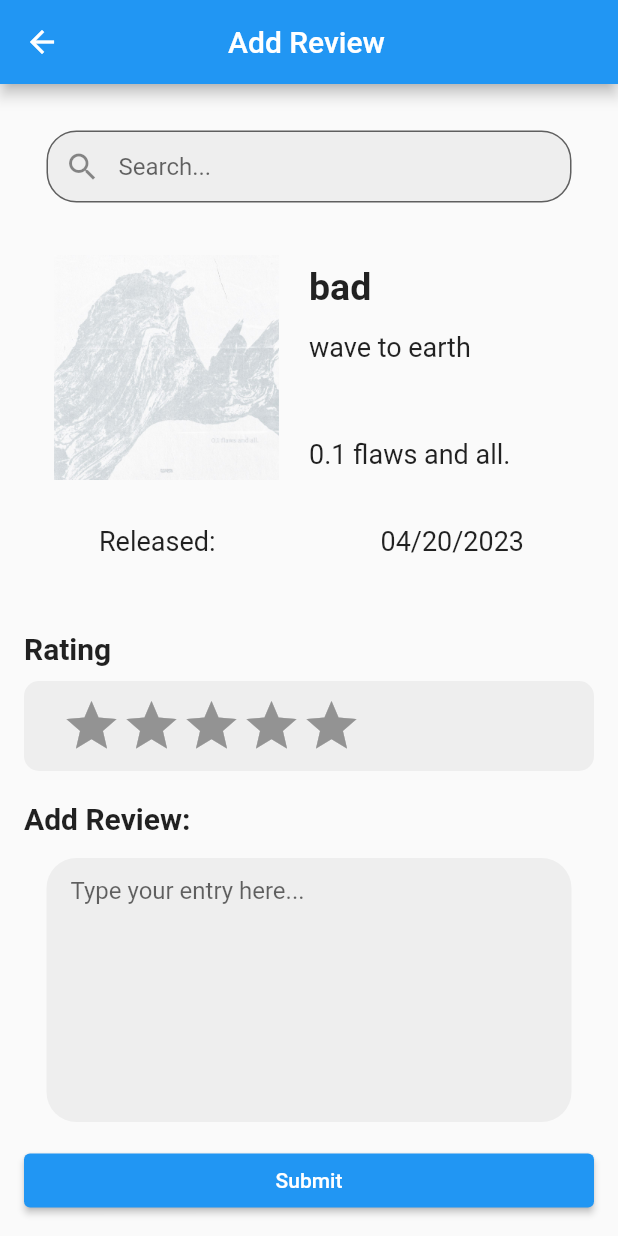
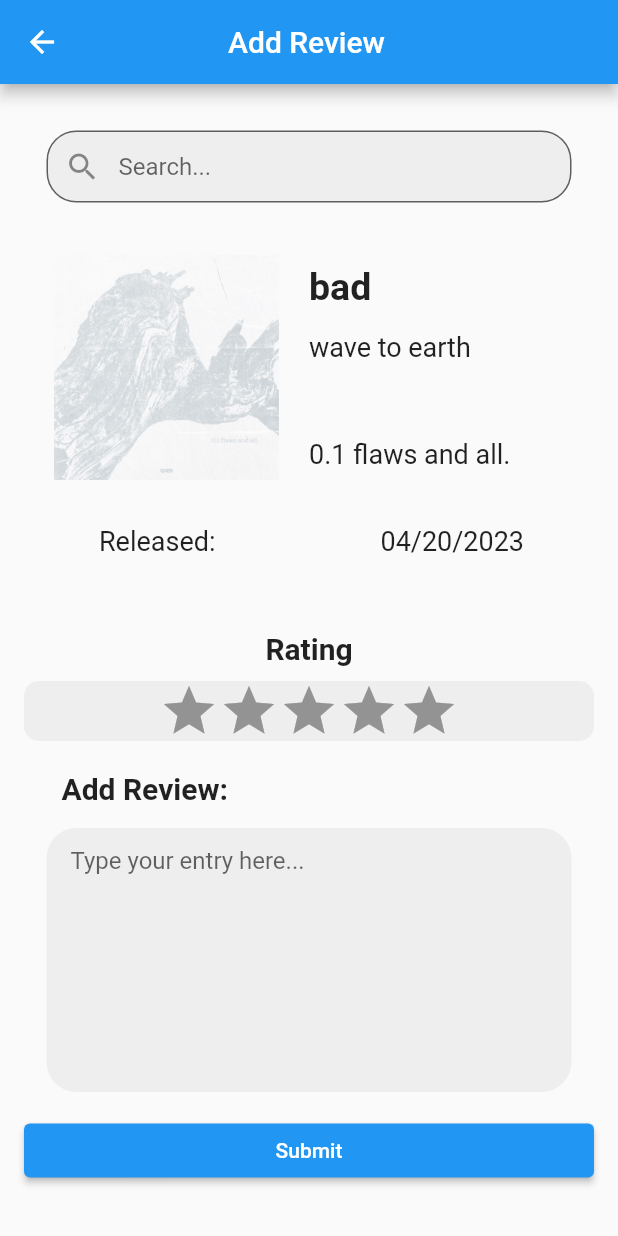
Before and after one commit to klpham137/AndroidApp_SLP23, a Flutter app: the screen it shows after launch, item 2 of the bottom bar chosen, on a phone screen of 412 x 824 dp. Run offline on Flutter 3.47's test engine with Material 2 defaults, Android fonts, the phone set to English and light mode, and no system bars; drawn by our look-alikes of flutter_rating_bar.

Commit message:
made some detail changes on AddReview

```diff
--- a/lib/AddReview.dart
+++ b/lib/AddReview.dart
@@ -99,16 +99,20 @@ class AddReview extends StatelessWidget {
               ],
             ),
             SizedBox(height: 40),
-            const Text(
+            Container(
+              alignment: Alignment.center,
+              child: const Text(
                 'Rating',
                 style: TextStyle(
                   fontSize: 20.0,
                   fontWeight: FontWeight.bold,
                 ),
               ),
-            SizedBox(height: 10),
+            ),
+            const SizedBox(height: 10),
             Container(
-              padding: EdgeInsets.only(top: 10.0, bottom: 10.0, left: 25, right: 25),
+              alignment: Alignment.center,
+              padding: const EdgeInsets.symmetric(horizontal: 16.0),
                 decoration: BoxDecoration(
                   color: Colors.grey[200],
                   borderRadius: BorderRadius.circular(10.0),
@@ -117,7 +121,7 @@ class AddReview extends StatelessWidget {
                 initialRating: 0,
                 itemCount: 5,
                 allowHalfRating: true,
-                itemBuilder: (context, _) => Icon(
+                itemBuilder: (context, _) => const Icon(
                   Icons.star,
                   color: Colors.amber,
                 ),
@@ -126,9 +130,9 @@ class AddReview extends StatelessWidget {
                 },
               ),
             ),
-            SizedBox(height: 20),
+            const SizedBox(height: 20),
             Container(
-              padding: EdgeInsets.only(right: 260), // Adjust the left padding
+              padding: const EdgeInsets.only(left: 25), // Adjust the left padding
               child: const Text(
                 'Add Review:',
                 style: TextStyle(
@@ -139,14 +143,14 @@ class AddReview extends StatelessWidget {
               ),
             ),
             Container(
-              margin: EdgeInsets.all(15.0),
-              padding: EdgeInsets.symmetric(horizontal: 16.0),
+              margin: const EdgeInsets.all(15.0),
+              padding: const EdgeInsets.symmetric(horizontal: 16.0),
               decoration: BoxDecoration(
                 color: Colors.grey[200],
                 borderRadius: BorderRadius.circular(20.0),
               ),
               child: TextField(
-                decoration: InputDecoration(
+                decoration: const InputDecoration(
                   hintText: 'Type your entry here...',
                   border: InputBorder.none,
                 ),
```
Lines whose indentation alone changed are shown as unchanged.
